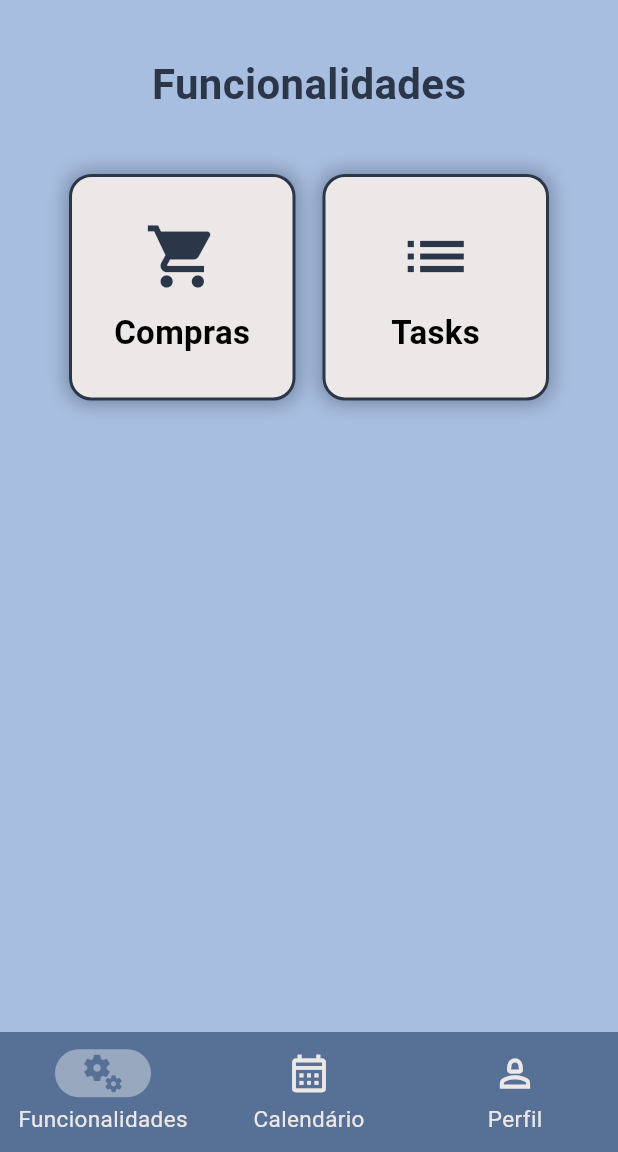
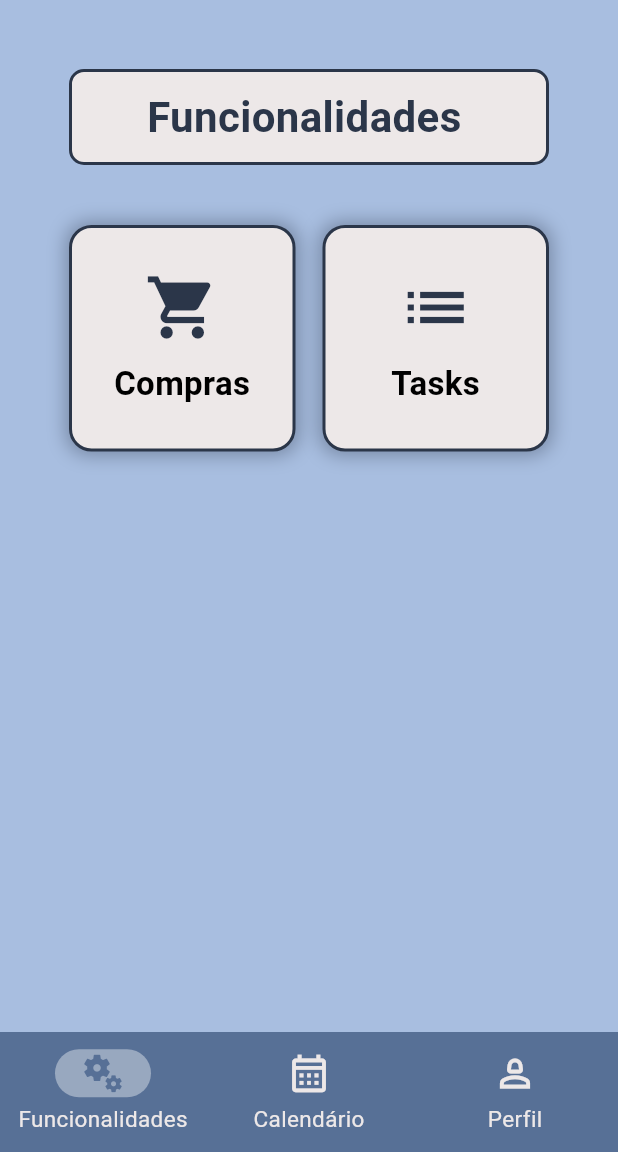
Before and after one commit to NicolasKLange/FamilyHomeApp, a Flutter app: the screen it shows once a user with an empty profile is signed in, on a phone screen of 412 x 824 dp, the part 84-1236 px from its top. Run offline on Flutter 3.47's test engine with Material 3 defaults, Android fonts, the phone set to English and light mode, and no system bars; our stand-ins replace cloud_firestore, firebase_auth, firebase_core, flutter_multi_formatter, get, google_sign_in and 1 more; accounts and stored records are empty; generated files the repository leaves out were written again; statements that could not run were skipped.

Commit message:
editando tela home

```diff
--- a/lib/pages/home/home_page.dart
+++ b/lib/pages/home/home_page.dart
@@ -17,7 +17,10 @@ class _HomePageState extends State<HomePage> {
   int _opcaoSelecionada = 0;
 
   Stream<DocumentSnapshot> get userStream {
-    return FirebaseFirestore.instance.collection('Users').doc(user.uid).snapshots();
+    return FirebaseFirestore.instance
+        .collection('Users')
+        .doc(user.uid)
+        .snapshots();
   }
 
   @override
@@ -56,7 +59,8 @@ class _HomePageState extends State<HomePage> {
             );
           },
         ),
-        automaticallyImplyLeading: false, // Remove o botão de voltar automaticamente
+        automaticallyImplyLeading:
+            false, // Remove o botão de voltar automaticamente
       ),
 
       // Selecionar tela da NavigationBar
@@ -81,8 +85,6 @@ class _HomePageState extends State<HomePage> {
     );
   }
 }
-
-
 
 class FuncionalidadesScreen extends StatelessWidget {
   const FuncionalidadesScreen({super.key});
@@ -139,15 +141,41 @@ class FuncionalidadesScreen extends StatelessWidget {
       child: Column(
         crossAxisAlignment: CrossAxisAlignment.center,
         children: [
-          const Padding(
-            padding: EdgeInsets.only(bottom: 10, top: 20),
-            child: Text(
+          Container(
+            margin: const EdgeInsets.only(
+              right: 30,
+              left: 30,
+              top: 30,
+              bottom: 10,
+            ),
+            padding: const EdgeInsets.only(
+              bottom: 10,
+              top: 10,
+              left: 30,
+              right: 30,
+            ),
+            decoration: BoxDecoration(
+              color: const Color(0xFFEDE8E8),
+              borderRadius: BorderRadius.circular(10),
+              border: Border.all(
+                color: const Color(0xFF2B3649),
+                width: 2,
+              ),
+            ),
+            child: const Row(
+              children: [
+                SizedBox(
+                  width: 20.0,
+                ),
+                Text(
                   'Funcionalidades',
                   style: TextStyle(
                     fontSize: 28,
                     fontWeight: FontWeight.bold,
                     color: Color(0xFF2B3649),
                   ),
+                ),
+              ],
             ),
           ),
           Expanded(
@@ -159,8 +187,10 @@ class FuncionalidadesScreen extends StatelessWidget {
               padding: const EdgeInsets.all(30),
               childAspectRatio: 1,
               children: [
-                _buildDashboardButton(context, 'Compras', Icons.shopping_cart, '/shopping'),
-                _buildDashboardButton(context, 'Tasks', Icons.list, '/tasksList'),
+                _buildDashboardButton(
+                    context, 'Compras', Icons.shopping_cart, '/shopping'),
+                _buildDashboardButton(
+                    context, 'Tasks', Icons.list, '/tasksList'),
               ],
             ),
           ),
```
Lines whose indentation alone changed are shown as unchanged.
